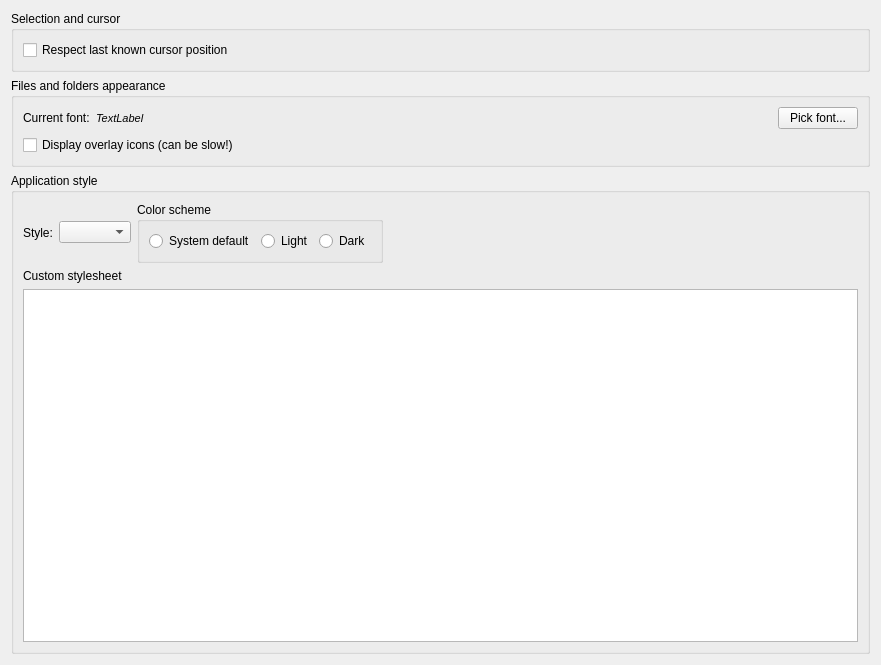
This is qt-app/src/settings/csettingspageinterface.ui in VioletGiraffe/file-commander as Qt 5 draws it before an edit. The edited form follows.
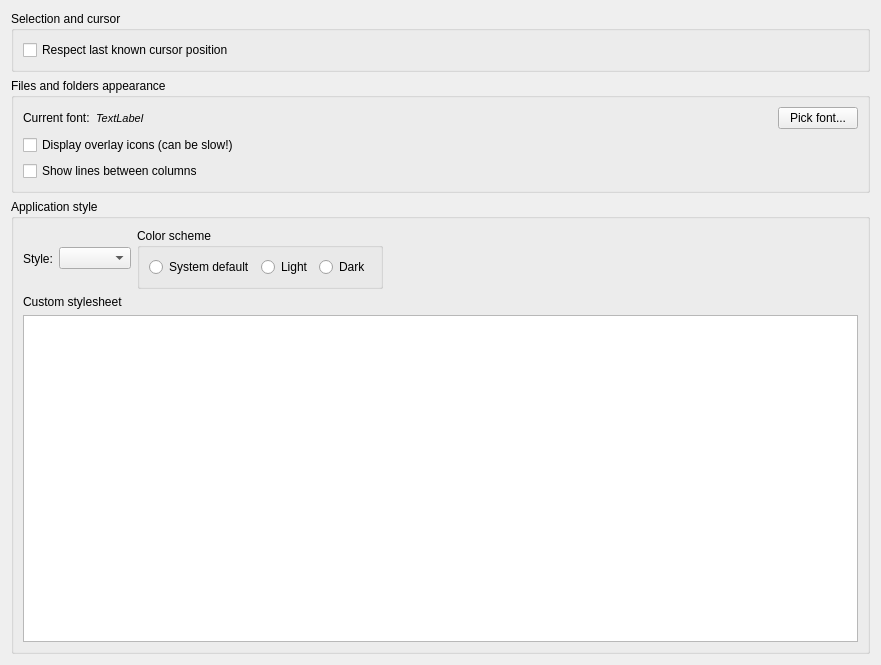
This is the edited form.

Commit message: GUI file panels draw a faint dashed line between columns, so right-aligned sizes no longer run into the dates; a setting turns the lines off

Diff of the .ui file:
```diff
--- a/qt-app/src/settings/csettingspageinterface.ui
+++ b/qt-app/src/settings/csettingspageinterface.ui
@@ -80,6 +80,13 @@
         </property>
        </widget>
       </item>
+      <item>
+       <widget class="QCheckBox" name="_cbColumnSeparators">
+        <property name="text">
+         <string>Show lines between columns</string>
+        </property>
+       </widget>
+      </item>
      </layout>
     </widget>
    </item>
```
The commit also changes 7 other files.
